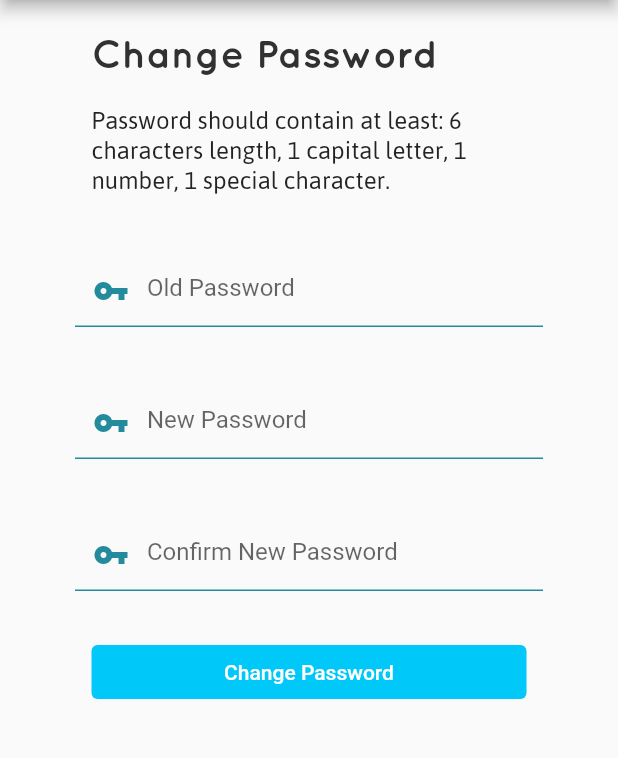
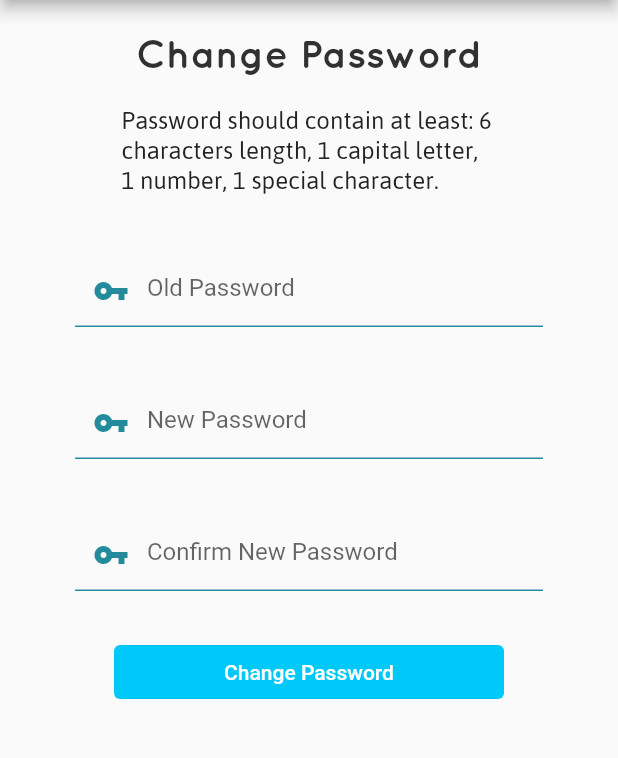
Before and after one commit to Luigi-S/FeedYou_flutter, a Flutter app: the ChangePassword screen opened directly, on a phone screen of 412 x 824 dp, the part 84-842 px from its top. Run offline on Flutter 3.47's test engine with Material 2 defaults, Android fonts, the phone set to English and light mode, and no system bars; our stand-ins replace firebase_auth, firebase_core, firebase_database, share_plus, shared_preferences, webview_flutter; missing offline and left inert: favicon, webfeed; accounts and stored records are empty.

```diff
--- a/lib/ChangePassword.dart
+++ b/lib/ChangePassword.dart
@@ -48,11 +48,9 @@ class _ChangePasswordState extends State<ChangePassword> {
               const SizedBox(height: 25),
 
 
-              const SizedBox(
-                width: 290,
-                child: Text(
+              const Text(
                   "Change Password",
-                  textAlign: TextAlign.left,
+                  textAlign: TextAlign.center,
                   style: TextStyle(
                       fontFamily: 'Quicksand',
                       fontWeight: FontWeight.bold,
@@ -60,12 +58,11 @@ class _ChangePasswordState extends State<ChangePassword> {
                       color: Color(0xFF313131)
                   ),
                 ),
-              ),
 
               const SizedBox(height: 20),
 
               const SizedBox(
-                width: 290,
+                width: 250,
                 child: Text(
                   "Password should contain at least: 6 characters length, 1 capital letter, 1 number, 1 special character.",
                   style: TextStyle(
@@ -144,7 +141,7 @@ class _ChangePasswordState extends State<ChangePassword> {
 
 
               SizedBox(
-                width: 290,
+                width: 260,
 
                 child: ElevatedButton(
                     style: ElevatedButton.styleFrom(
--- a/lib/WebView.dart
+++ b/lib/WebView.dart
@@ -78,7 +78,7 @@ class MyWebViewState extends State<MyWebView> {
   }
 
   Future<void> _updatePref() async {
-    sleep(const Duration(seconds:20));
+    //sleep(const Duration(seconds:10));
     final prefs = await SharedPreferences.getInstance();
     String stringTopics = prefs.getString('prefTopics') ?? '';
     String lang = prefs.getString('lang') ?? '';
```
